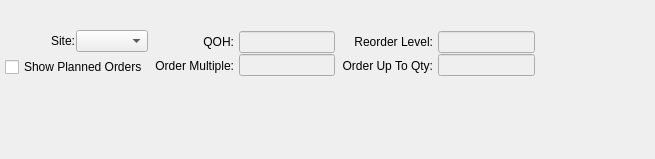
Before: the Qt Designer form guiclient/displays/dspRunningAvailability.ui in Pegasus-RPG/xtuple-client, drawn with Qt 5.
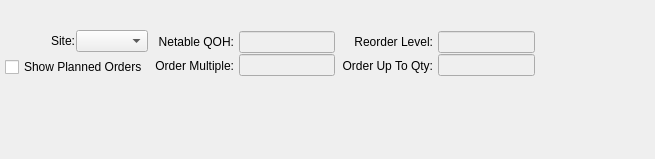
After: the same form once the commit is applied. Custom widgets are drawn as their Qt base class.

The edit to the form file:
```diff
--- a/guiclient/displays/dspRunningAvailability.ui
+++ b/guiclient/displays/dspRunningAvailability.ui
@@ -147,7 +147,7 @@
            <item>
             <widget class="QLabel" name="_qohLit">
              <property name="text">
-              <string>QOH:</string>
+              <string>Netable QOH:</string>
              </property>
              <property name="alignment">
               <set>Qt::AlignRight|Qt::AlignTrailing|Qt::AlignVCenter</set>
```
